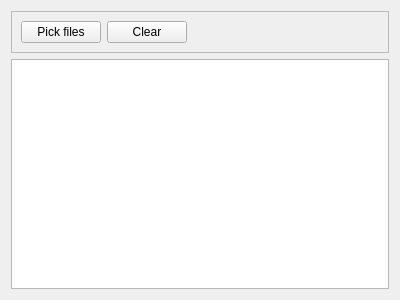
Qt form code/src/main/resources/base/ui/filemanager.ui (felixdittrich92/mission-uncuttable) before a commit.
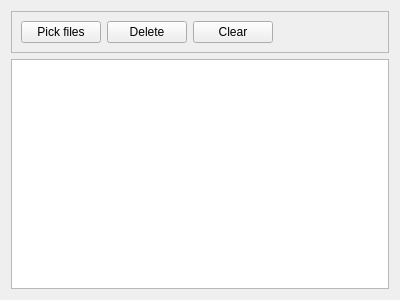
The same form after that commit.

```diff
--- a/code/src/main/resources/base/ui/filemanager.ui
+++ b/code/src/main/resources/base/ui/filemanager.ui
@@ -33,6 +33,13 @@
         </property>
        </widget>
       </item>
+      <item>
+       <widget class="QPushButton" name="pushButton_1">
+        <property name="text">
+         <string>Delete</string>
+        </property>
+       </widget>
+      </item>
       <item>
        <widget class="QPushButton" name="pushButton_3">
         <property name="text">
```
